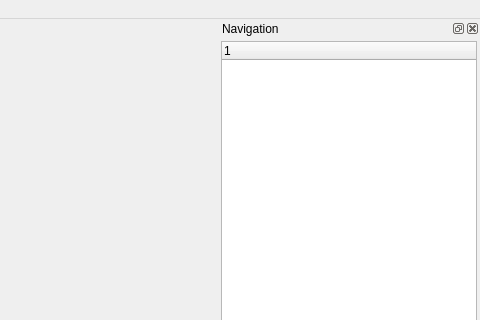
Qt form PyLogBookWindow.ui (redeyedvireo/PyLogBook) before a commit; both pictures show x 481 to 961 and y 0 to 320 of the 961 by 718 pixel window.
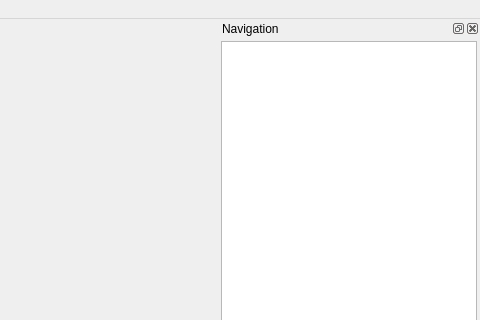
The same form after that commit. Custom widgets are drawn as their Qt base class.

```diff
--- a/PyLogBookWindow.ui
+++ b/PyLogBookWindow.ui
@@ -261,6 +261,9 @@
      </property>
      <item>
       <widget class="CLogEntryTree" name="logEntryTree">
+       <property name="headerHidden">
+        <bool>true</bool>
+       </property>
        <column>
         <property name="text">
          <string notr="true">1</string>
```
